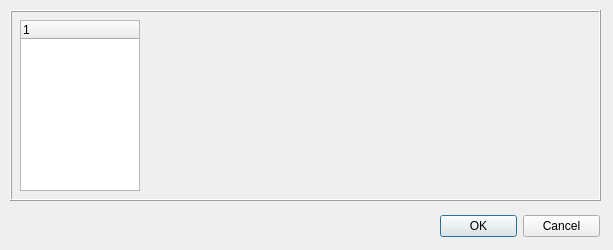
First picture: the form in OptionsDialog.ui, repository martin-kudlicka/file-commander, before the edit.
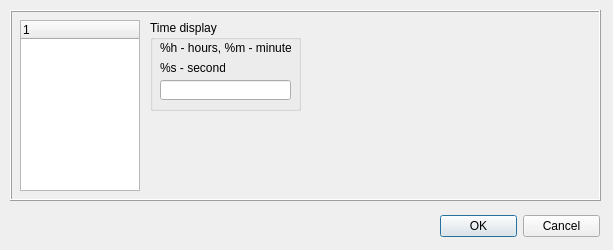
Second picture: the form after the edit. The open tabs and pages were chosen to show the change.

Commit message: + option for set time format in plugin's column + time plugin's column support * numeric_32 plugin's column fix

What changed in the file:
```diff
--- a/OptionsDialog.ui
+++ b/OptionsDialog.ui
@@ -222,7 +222,57 @@
       </property>
      </widget>
     </widget>
-    <widget class="QWidget" name="page_2" />
+    <widget class="QWidget" name="page_2" >
+     <widget class="QGroupBox" name="groupBox_4" >
+      <property name="geometry" >
+       <rect>
+        <x>0</x>
+        <y>10</y>
+        <width>151</width>
+        <height>91</height>
+       </rect>
+      </property>
+      <property name="title" >
+       <string>Time display</string>
+      </property>
+      <widget class="QLabel" name="label_3" >
+       <property name="geometry" >
+        <rect>
+         <x>10</x>
+         <y>40</y>
+         <width>65</width>
+         <height>16</height>
+        </rect>
+       </property>
+       <property name="text" >
+        <string>%s - seconds</string>
+       </property>
+      </widget>
+      <widget class="QLabel" name="label_2" >
+       <property name="geometry" >
+        <rect>
+         <x>10</x>
+         <y>20</y>
+         <width>131</width>
+         <height>16</height>
+        </rect>
+       </property>
+       <property name="text" >
+        <string>%h - hours, %m - minutes,</string>
+       </property>
+      </widget>
+      <widget class="QLineEdit" name="qlePluginTimeDisplay" >
+       <property name="geometry" >
+        <rect>
+         <x>10</x>
+         <y>60</y>
+         <width>131</width>
+         <height>20</height>
+        </rect>
+       </property>
+      </widget>
+     </widget>
+    </widget>
     <widget class="QWidget" name="page" >
      <widget class="QPushButton" name="qpbRemoveContentPlugin" >
       <property name="enabled" >
```
Left out of the diff: 2 changed lines with no effect on the pictures. The commit also changes 4 other files.
